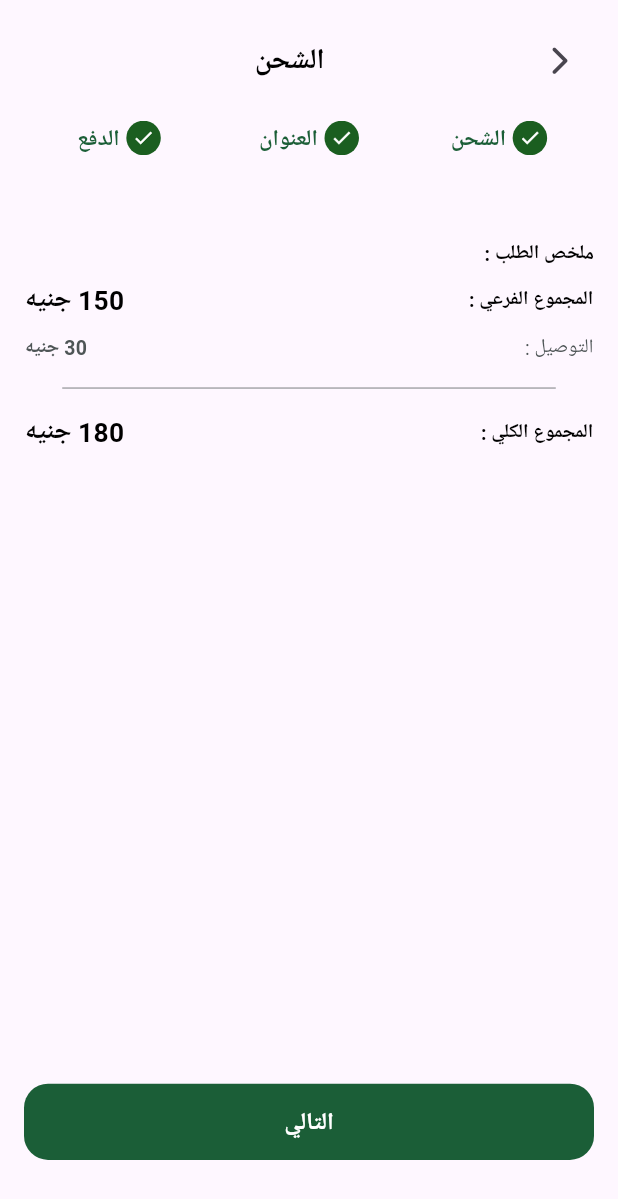
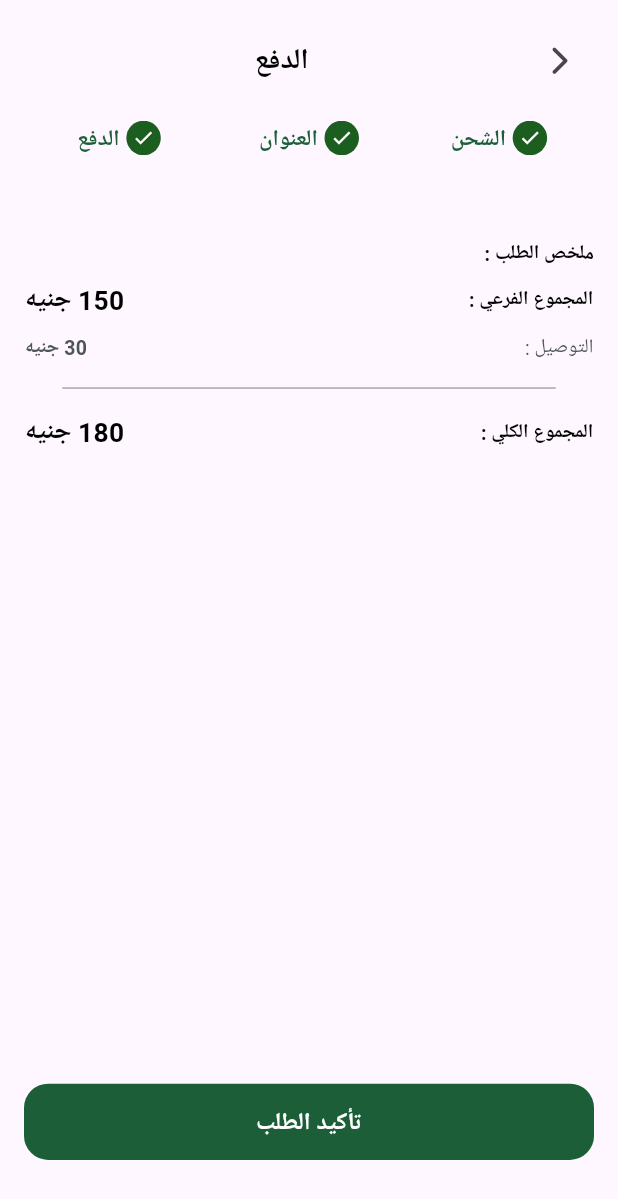
Before and after one commit to He9sham/Fruit-HUB, a Flutter app: the CheckoutView screen opened by its route, swiped to page 3, on a phone screen of 412 x 824 dp. Shown: the top 1199 px of the screen. Run offline on Flutter 3.47's test engine with Material 3 defaults, Android fonts, the phone set to English and light mode, and no system bars; our stand-ins replace awesome_dialog, bloc, cloud_firestore, dartz, equatable, firebase_auth and 13 more; missing offline and left inert: cuberto_bottom_bar; accounts and stored records are empty; Roboto replaces fonts that are missing (Cairo).

Commit message:
feat: enhance CheckoutView with dynamic step navigation and updated button texts

```diff
--- a/lib/feature/checkout/view/checkout_view.dart
+++ b/lib/feature/checkout/view/checkout_view.dart
@@ -18,6 +18,11 @@ class _CheckoutViewState extends State<CheckoutView> {
   @override
   void initState() {
     pageController = PageController();
+    pageController.addListener(() {
+      setState(() {
+        currentPageStep = pageController.page!.toInt();
+      });
+    });
     super.initState();
   }
 
@@ -27,6 +32,7 @@ class _CheckoutViewState extends State<CheckoutView> {
     super.dispose();
   }
 
+  int currentPageStep = 0;
   @override
   Widget build(BuildContext context) {
     return Scaffold(
@@ -40,10 +46,13 @@ class _CheckoutViewState extends State<CheckoutView> {
                 isshowback: true,
                 isshowIcon: false,
                 spacepadding: 120,
-                text: 'الشحن',
+                text: getNextAppbarText(currentPageStep),
               ),
               verticalSpace(16),
-              CheckOutSteps(),
+              CheckOutSteps(
+                pageController: pageController,
+                currentPageStep: currentPageStep,
+              ),
               verticalSpace(32),
               Expanded(
                 child: CheckOutStepsPageView(
@@ -51,10 +60,11 @@ class _CheckoutViewState extends State<CheckoutView> {
                 ),
               ),
               AppTextButton(
-                buttonText: 'التالي',
+                buttonText: getNextButtonText(currentPageStep),
                 textStyle: Styles.textbuttom16White,
                 onPressed: () {
-                  pageController.nextPage(
+                  pageController.animateToPage(
+                    currentPageStep + 1,
                     duration: Duration(milliseconds: 300),
                     curve: Curves.easeIn,
                   );
@@ -67,4 +77,24 @@ class _CheckoutViewState extends State<CheckoutView> {
       ),
     );
   }
+
+  String getNextButtonText(int currentPageStep) {
+    if (currentPageStep == 0) {
+      return 'التالي';
+    } else if (currentPageStep == 1) {
+      return 'التالي';
+    } else {
+      return 'تأكيد الطلب';
+    }
+  }
+
+  String getNextAppbarText(int currentPageStep) {
+    if (currentPageStep == 0) {
+      return 'الشحن';
+    } else if (currentPageStep == 1) {
+      return 'العنوان';
+    } else {
+      return 'الدفع';
+    }
+  }
 }
--- a/lib/feature/checkout/view/widgets/check_out_steps.dart
+++ b/lib/feature/checkout/view/widgets/check_out_steps.dart
@@ -2,8 +2,9 @@ import 'package:commerce_hub/feature/checkout/view/widgets/step_item.dart';
 import 'package:flutter/material.dart';
 
 class CheckOutSteps extends StatelessWidget {
-  const CheckOutSteps({super.key});
-
+  const CheckOutSteps({super.key, required this.currentPageStep, required this.pageController});
+  final int currentPageStep;
+  final PageController pageController;
   @override
   Widget build(BuildContext context) {
     return Row(
@@ -12,10 +13,17 @@ class CheckOutSteps extends StatelessWidget {
         getSteps().length,
         (index) {
           return Expanded(
-            child: StepItem(
-              isActive: true,
-              index: (index + 1).toString(),
-              text: getSteps()[index],
+            child: GestureDetector(
+              onTap: () {
+              pageController.animateToPage(index,
+                  duration: Duration(milliseconds: 300),
+                  curve: Curves.easeIn);
+              },
+              child: StepItem(
+                isActive: index <= currentPageStep,
+                index: (index + 1).toString(),
+                text: getSteps()[index],
+              ),
             ),
           );
         },
--- a/lib/feature/checkout/view/widgets/payment_section.dart
+++ b/lib/feature/checkout/view/widgets/payment_section.dart
@@ -31,6 +31,7 @@ class PaymentSection extends StatelessWidget {
           decoration: AppDecorations.greyBoxDecoration,
           child: PaymentItemTitle(),
         ),
+        verticalSpace(16),
       ],
     );
   }
```
